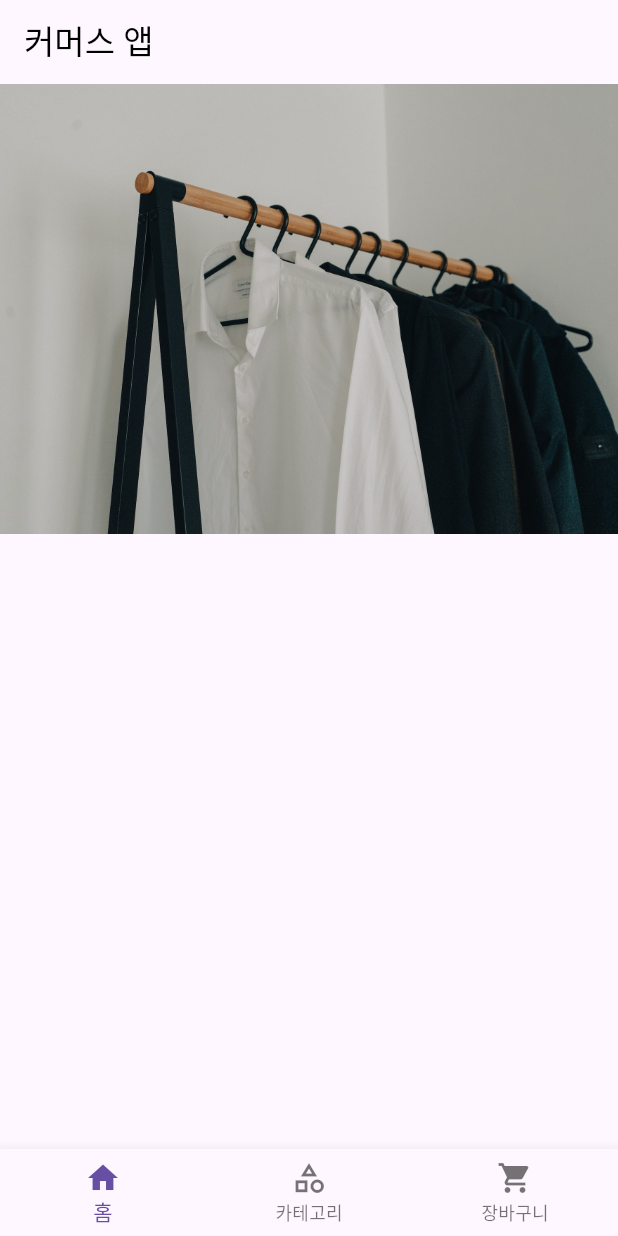
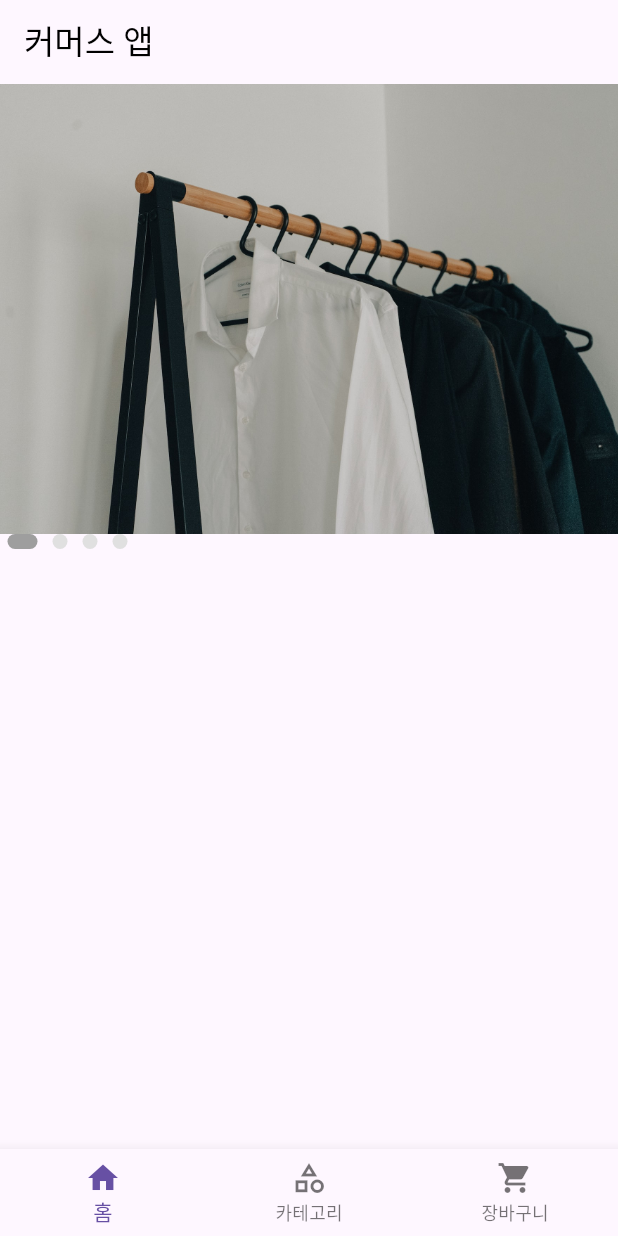
Before and after one commit to hjimin027/commerce, a Flutter app: the screen it shows after launch, on a phone screen of 412 x 824 dp. Run offline on Flutter 3.47's test engine with Material 3 defaults, Android fonts, the phone set to English and light mode, and no system bars.

Commit message:
image indicator 추가

```diff
--- a/lib/screen/home/home_screen.dart
+++ b/lib/screen/home/home_screen.dart
@@ -16,6 +16,8 @@ class _HomeScreenState extends State<HomeScreen> {
     AssetPath.cloth4,
   ];
 
+  int currentIndex = 0;
+
   @override
   Widget build(BuildContext context) {
     return SingleChildScrollView(
@@ -24,18 +26,31 @@ class _HomeScreenState extends State<HomeScreen> {
           SizedBox(
             height: 300,
             child: PageView(
+              onPageChanged: (value) {
+                currentIndex = value;
+                setState(() {});
+              },
               children: [
                 ...List.generate(imageList.length, (index) {
-                  return Image.asset(imageList[index], fit: BoxFit.cover,);
-                },)
+                  return Image.asset(imageList[index], fit: BoxFit.cover);
+                }),
               ],
             ),
           ), //좌우로 스크롤할 수 있는 위젯
           Row(
             children: List.generate(imageList.length, (index) {
-              return Container();
-            },),
-          )
+              return AnimatedContainer(
+                duration: Duration(milliseconds: 300),
+                height: 10,
+                width: currentIndex == index ? 20 : 10, //현재 선택된 인덱스는 20, 나머지는 10
+                margin: EdgeInsets.symmetric(horizontal: 5),
+                decoration: BoxDecoration(
+                  borderRadius: BorderRadius.circular(10),
+                  color: currentIndex == index ? Colors.grey : Colors.grey.shade300
+                ),
+              );
+            }),
+          ),
         ],
       ),
     );
```
